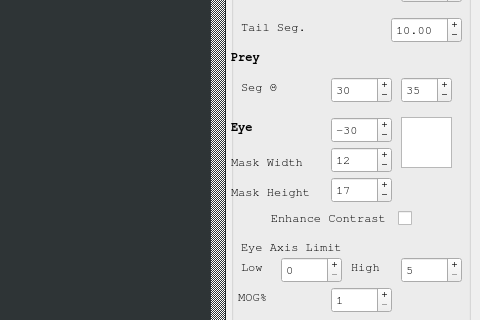
First picture: the form in GUI/mainwindow.ui, repository kostasl/zebrafish_tracker, before the edit; both pictures show x 260 to 740 and y 210 to 530 of the 740 by 732 pixel window.
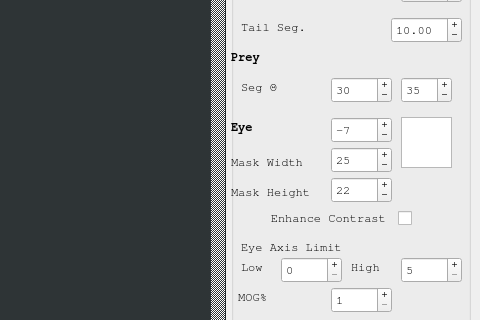
Second picture: the form after the edit.

Patch:
```diff
--- a/GUI/mainwindow.ui
+++ b/GUI/mainwindow.ui
@@ -228,7 +228,7 @@
           <number>1</number>
          </property>
          <property name="value">
-          <number>-30</number>
+          <number>-7</number>
          </property>
         </widget>
         <widget class="QSpinBox" name="spinBoxMinEllipse">
@@ -672,7 +672,7 @@
           <number>1</number>
          </property>
          <property name="value">
-          <number>12</number>
+          <number>25</number>
          </property>
         </widget>
         <widget class="QLabel" name="label_MaskWidth">
@@ -948,7 +948,7 @@
           <number>1</number>
          </property>
          <property name="value">
-          <number>17</number>
+          <number>22</number>
          </property>
         </widget>
         <widget class="QLabel" name="label_MaskWidth_2">
```
